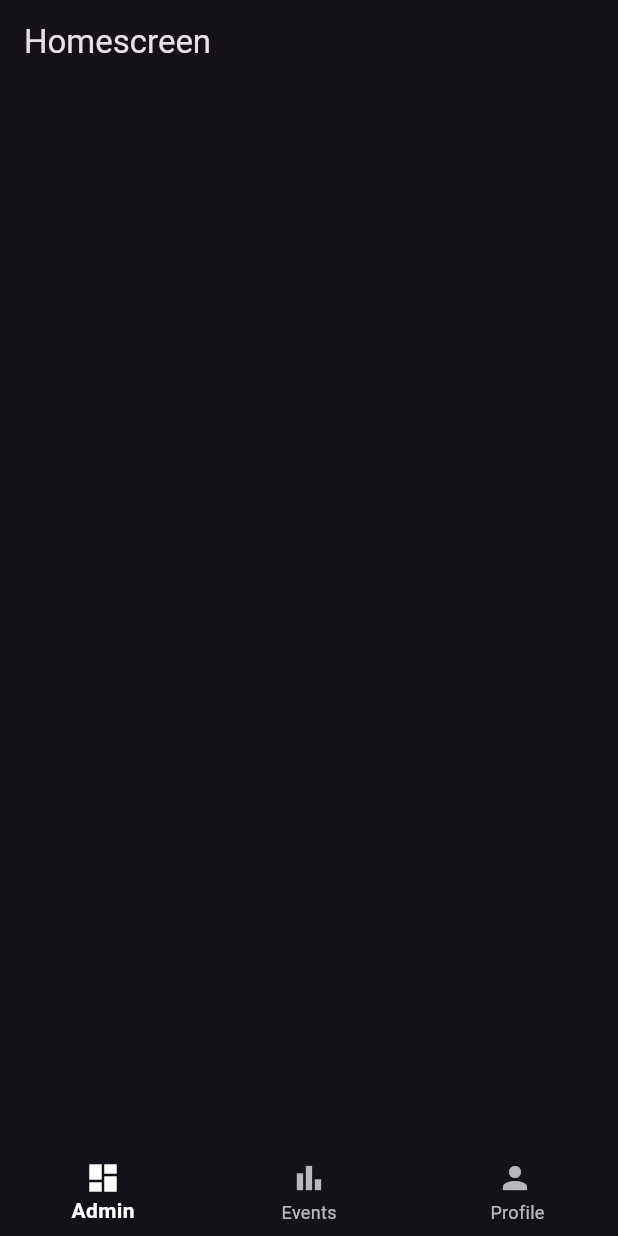
After one commit to VipinayanGit/borrow_booksy, a Flutter app: the Navscreen screen opened directly, on a phone screen of 412 x 824 dp. The commit adds this screen. Run offline on Flutter 3.47's test engine with Material 3 defaults, Android fonts, the phone set to English and light mode, and no system bars.

Commit message:
seperated admin &  user

```diff
--- /dev/null
+++ b/lib/Screens/homescreen.dart
@@ -0,0 +1,19 @@
+import 'package:flutter/material.dart';
+
+class Homescreen extends StatefulWidget {
+  const Homescreen({super.key});
+
+  @override
+  State<Homescreen> createState() => _HomescreenState();
+}
+
+class _HomescreenState extends State<Homescreen> {
+  @override
+  Widget build(BuildContext context) {
+    return Scaffold(
+      appBar: AppBar(
+        title: Text("Homescreen"),
+      ),
+    );
+  }
+}
--- /dev/null
+++ b/lib/Screens/navscreen.dart
@@ -0,0 +1,94 @@
+import 'package:borrow_booksy/Screens/adminprofile.dart';
+import 'package:borrow_booksy/Screens/eventscreen.dart';
+import 'package:borrow_booksy/Screens/homescreen.dart';
+import 'package:flutter/material.dart';
+import 'profilescreen.dart';
+
+class Navscreen extends StatefulWidget {
+  final String role;
+  Navscreen({required this.role});
+
+
+
+  @override
+  State<Navscreen> createState() => _NavscreenState();
+}
+
+class _NavscreenState extends State<Navscreen> {
+  late final List<Widget> _adminScreens;
+  late final List<Widget> _userScreens;
+
+  @override
+  void initState() {
+    super.initState();
+
+    // Admin Screens
+    _adminScreens = [
+       Homescreen(),
+       Eventscreen(),
+       Adminprofile(),
+    ];
+
+    // User Screens
+    _userScreens = [
+      Homescreen(),
+      Eventscreen(),
+      Profilescreen(),
+    ];
+  }
+
+
+
+  void ontapped(int index) {
+    setState(() {
+      selectedIndex = index;
+    });
+  }
+
+  int selectedIndex = 0;
+  @override
+  Widget build(BuildContext context) {
+    final isAdmin = widget.role == "admin";
+    final screens = isAdmin ? _adminScreens : _userScreens;
+
+    return Scaffold(
+      body: screens[selectedIndex],
+      bottomNavigationBar: BottomNavigationBar(
+        currentIndex: selectedIndex,
+        items:isAdmin
+        ?[
+          BottomNavigationBarItem(
+                  icon: Icon(Icons.dashboard),
+                  label: "Admin",
+                ),
+                BottomNavigationBarItem(
+                  icon: Icon(Icons.bar_chart),
+                  label: "Events",
+                ),
+                BottomNavigationBarItem(
+                  icon: Icon(Icons.person),
+                  label: " Profile",
+                ),
+        ]:[
+          BottomNavigationBarItem(
+                  icon: Icon(Icons.home),
+                  label: "user",
+                ),
+                BottomNavigationBarItem(
+                  icon: Icon(Icons.policy),
+                  label: "EVENTS",
+                ),
+                BottomNavigationBarItem(
+                  icon: Icon(Icons.person),
+                  label: "Profile",
+                ),
+        ],
+        selectedItemColor: Colors.white,
+        onTap: ontapped,
+        selectedLabelStyle: TextStyle(
+          fontWeight: FontWeight.bold,
+           ),
+      ),
+    );
+  }
+}
```
Also changed, not shown: lib/Screens/adminprofile.dart (added, +14 -0 lines), lib/Screens/eventscreen.dart (added, +18 -0 lines), lib/Screens/profilescreen.dart (added, +18 -0 lines), lib/Screens/signupscreen.dart (+41 -24 lines).
